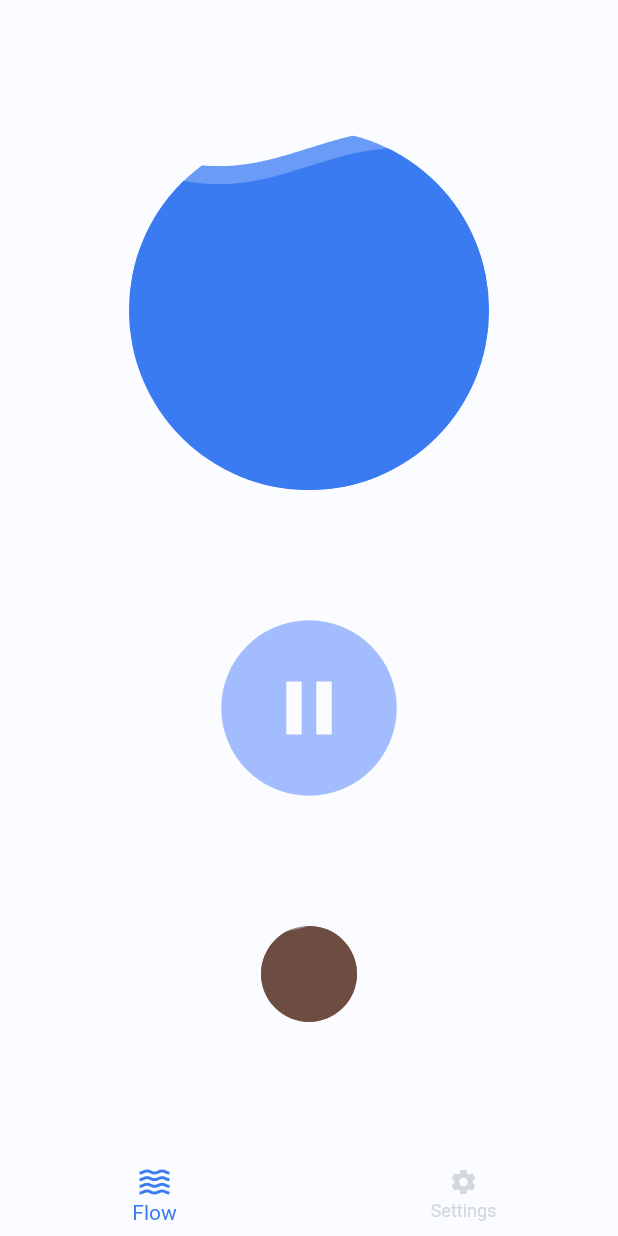
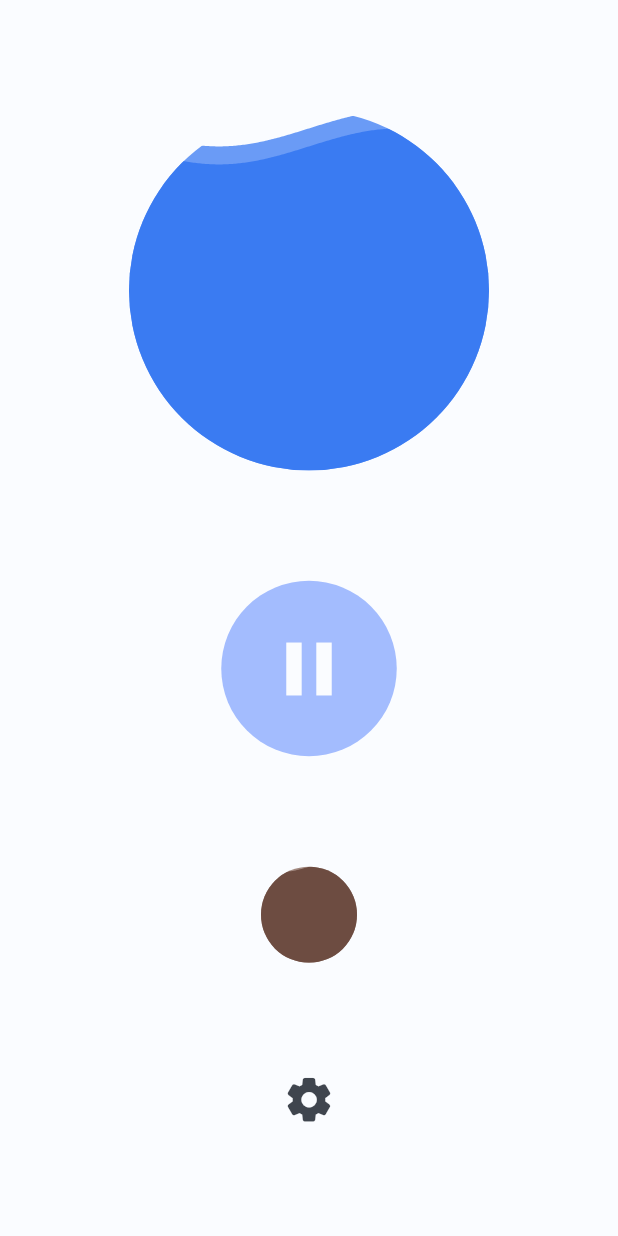
Before and after one commit to MatthieuNadeau96/flow_time, a Flutter app: the screen it shows after launch, after a tap on the "play arrow" icon, on a phone screen of 412 x 824 dp. Run offline on Flutter 3.47's test engine with Material 2 defaults, Android fonts, the phone set to English and light mode, and no system bars; our stand-ins replace liquid_progress_indicator.

Commit message:
Removed Bottom Nav Bar and Added Settings as a Button in FlowScreen

```diff
--- a/lib/main.dart
+++ b/lib/main.dart
@@ -48,59 +48,10 @@ class RootPage extends StatefulWidget {
 }
 
 class _RootPageState extends State<RootPage> {
-  PageController _pageController = PageController(
-    initialPage: 0,
-  );
-  int _selectedIndex = 0;
-
-  final screens = [
-    FlowScreen(),
-    SettingsScreen(),
-  ];
-
   @override
   Widget build(BuildContext context) {
     return Scaffold(
-      bottomNavigationBar: BottomNavigationBar(
-        elevation: 0,
-        currentIndex: _selectedIndex,
-        selectedItemColor: Theme.of(context).primaryColor,
-        unselectedItemColor: Theme.of(context).iconTheme.color,
-        unselectedIconTheme: IconThemeData(
-          size: 20,
-        ),
-        items: const <BottomNavigationBarItem>[
-          BottomNavigationBarItem(
-            icon: Icon(Icons.waves),
-            title: Text('Flow'),
-          ),
-          BottomNavigationBarItem(
-            icon: Icon(Icons.settings),
-            title: Text('Settings'),
-          ),
-        ],
-        onTap: (value) {
-          _selectedIndex = value;
-          _pageController.animateToPage(
-            value,
-            duration: Duration(milliseconds: 500),
-            curve: Curves.ease,
-          );
-          setState(() {});
-        },
-      ),
-      body: PageView(
-        controller: _pageController,
-        onPageChanged: (page) {
-          setState(() {
-            _selectedIndex = page;
-          });
-        },
-        children: [
-          screens[0],
-          screens[1],
-        ],
-      ),
+      body: FlowScreen(),
     );
   }
 }
--- a/lib/screens/flow_screen.dart
+++ b/lib/screens/flow_screen.dart
@@ -1,5 +1,6 @@
 import 'dart:async';
 
+import 'package:flow_time/screens/settings_screen.dart';
 import 'package:flutter/material.dart';
 import 'package:liquid_progress_indicator/liquid_progress_indicator.dart';
 
@@ -117,7 +118,8 @@ class _FlowScreenState extends State<FlowScreen> {
   @override
   Widget build(BuildContext context) {
     return Scaffold(
-      body: Container(
+      body: SafeArea(
+        child: Container(
           width: double.infinity,
           child: Column(
             mainAxisAlignment: MainAxisAlignment.spaceEvenly,
@@ -143,9 +145,10 @@ class _FlowScreenState extends State<FlowScreen> {
                     height: 240,
                     width: 240,
                     child: LiquidCircularProgressIndicator(
-                    value: doubleConverter(_counter.toDouble(), _flowTestTime),
-                    valueColor:
-                        AlwaysStoppedAnimation(Theme.of(context).primaryColor),
+                      value:
+                          doubleConverter(_counter.toDouble(), _flowTestTime),
+                      valueColor: AlwaysStoppedAnimation(
+                          Theme.of(context).primaryColor),
                       backgroundColor: Colors.transparent,
                       borderColor: Colors.transparent,
                       borderWidth: 0,
@@ -227,7 +230,25 @@ class _FlowScreenState extends State<FlowScreen> {
                   ),
                 ),
               ),
+              GestureDetector(
+                child: Icon(
+                  Icons.settings_rounded,
+                  size: 35,
+                  color: Theme.of(context)
+                      .textTheme
+                      .bodyText2
+                      .color
+                      .withOpacity(0.75),
+                ),
+                onTap: () {
+                  Navigator.push(
+                    context,
+                    MaterialPageRoute(builder: (context) => SettingsScreen()),
+                  );
+                },
+              )
             ],
+          ),
         ),
       ),
     );
```
Also changed, not shown: lib/screens/settings_screen.dart (+14 -3 lines). Lines whose indentation alone changed are shown as unchanged.
